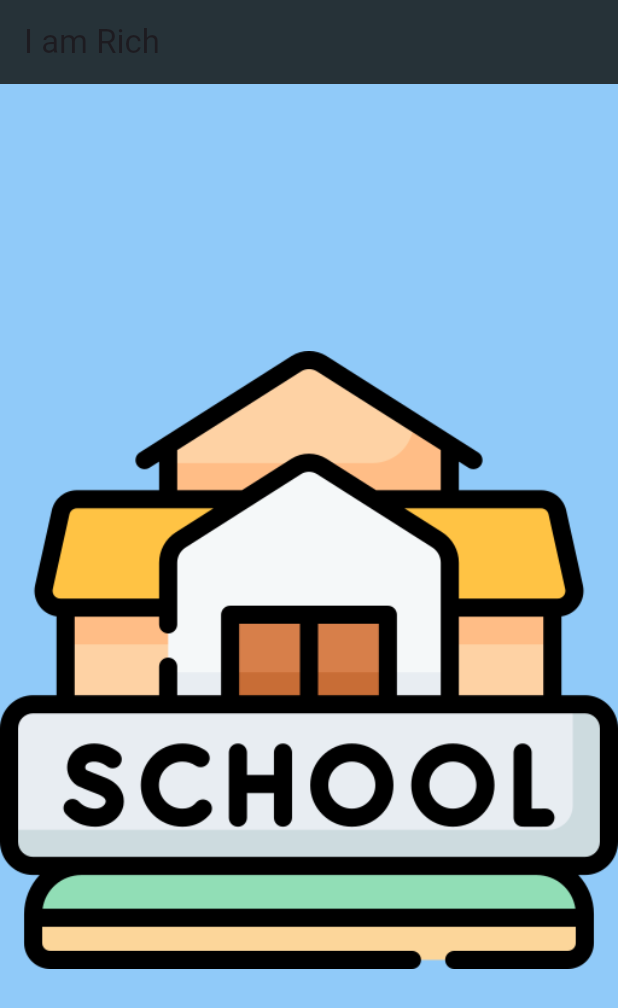
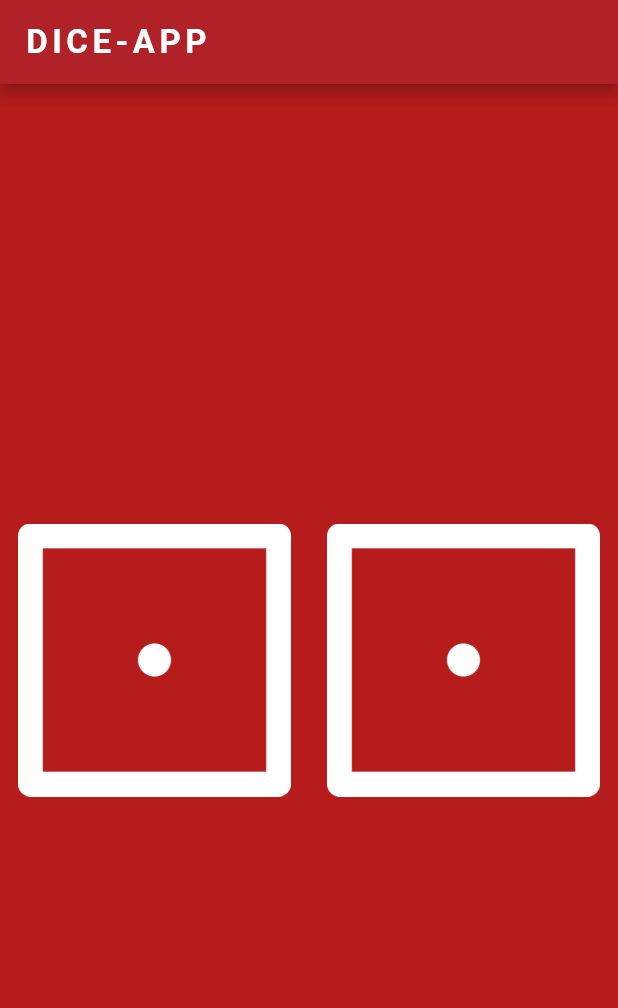
Before and after one commit to shaikmalikbasha/learn_flutter_by_examples, a Flutter app: the screen it shows after launch, on a phone screen of 412 x 824 dp. Shown: the top 1008 px of the screen. Run offline on Flutter 3.47's test engine with Material 3 defaults, Android fonts, the phone set to English and light mode, and no system bars.

Commit message:
DiceApp Completed

```diff
--- a/lib/main.dart
+++ b/lib/main.dart
@@ -1,18 +1,92 @@
+import 'dart:math';
+
 import 'package:flutter/material.dart';
+import 'package:learn_flutter_by_examples/utils/constants.dart';
+
+String getRandomImageUrl() {
+  final images = <String>[
+    'images/dice1.png',
+    'images/dice2.png',
+    'images/dice3.png',
+    'images/dice4.png',
+    'images/dice5.png',
+    'images/dice6.png',
+  ];
+
+  Random random = Random();
+  return images[random.nextInt(images.length)];
+}
 
 void main() {
-  runApp(
-    MaterialApp(
+  runApp(const DiceApp());
+}
+
+class DiceApp extends StatelessWidget {
+  const DiceApp({super.key});
+
+  @override
+  Widget build(BuildContext context) {
+    return MaterialApp(
       debugShowCheckedModeBanner: false,
-      title: 'I am Rich',
+      title: appName,
       home: Scaffold(
-        backgroundColor: Colors.blue[200],
+        backgroundColor: Colors.red.shade900,
         appBar: AppBar(
-          backgroundColor: Colors.blueGrey[900],
-          title: Text('I am Rich'),
+          elevation: 4.0,
+          shadowColor: Colors.black,
+          backgroundColor: Colors.red.shade900,
+          title: Text(
+            appName,
+            style: TextStyle(
+              color: Colors.white,
+              fontWeight: FontWeight.bold,
+              letterSpacing: 3.0,
+            ),
+          ),
         ),
-        body: Center(child: Image(image: AssetImage('images/school-icon.png'))),
+        body: const DicePage(),
       ),
-    ),
-  );
+    );
+  }
 }
+
+class DicePage extends StatefulWidget {
+  const DicePage({super.key});
+
+  @override
+  State<DicePage> createState() => _DicePageState();
+}
+
+class _DicePageState extends State<DicePage> {
+  String leftDiceImage = 'images/dice1.png';
+  String rightDiceImage = 'images/dice1.png';
+
+  void rollBothDice() {
+    setState(() {
+      leftDiceImage = getRandomImageUrl();
+      rightDiceImage = getRandomImageUrl();
+    });
+  }
+
+  @override
+  Widget build(BuildContext context) {
+    return Center(
+      child: Row(
+        children: <Widget>[
+          Expanded(
+            child: TextButton(
+              onPressed: () => rollBothDice(),
+              child: Image.asset(leftDiceImage),
+            ),
+          ),
+          Expanded(
+            child: TextButton(
+              onPressed: () => rollBothDice(),
+              child: Image.asset(rightDiceImage),
+            ),
+          ),
+        ],
+      ),
+    );
+  }
+}
--- /dev/null
+++ b/lib/utils/constants.dart
@@ -0,0 +1 @@
+final String appName = 'DICE-APP';
```
